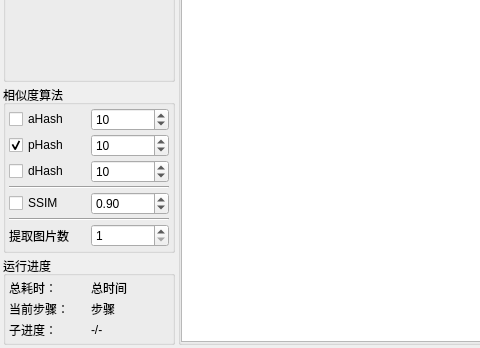
This is ui/ui_main.ui in PPJUST/ComicDup as Qt 5 draws it before an edit; both pictures show x 0 to 480 and y 187 to 535 of the 846 by 535 pixel window. The edited form follows.
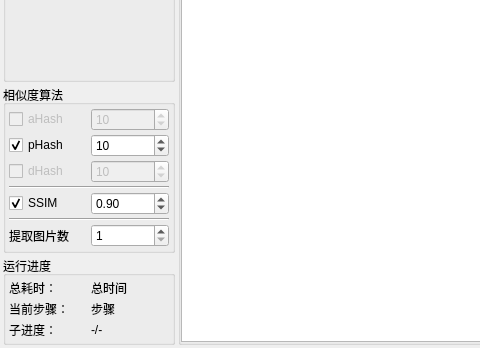
This is the edited form.

```diff
--- a/ui/ui_main.ui
+++ b/ui/ui_main.ui
@@ -146,6 +146,9 @@
          </property>
          <item row="0" column="0">
           <widget class="QCheckBox" name="checkBox_ahash">
+           <property name="enabled">
+            <bool>false</bool>
+           </property>
            <property name="toolTip">
             <string>&lt;html&gt;&lt;head/&gt;&lt;body&gt;&lt;p&gt;均值哈希，计算最快。&lt;/p&gt;&lt;p&gt;差值为5时基本可以认定为两张图片相同。&lt;/p&gt;&lt;/body&gt;&lt;/html&gt;</string>
            </property>
@@ -227,6 +230,9 @@
            <property name="text">
             <string>SSIM</string>
            </property>
+           <property name="checked">
+            <bool>true</bool>
+           </property>
           </widget>
          </item>
          <item row="6" column="0">
@@ -241,6 +247,9 @@
          </item>
          <item row="0" column="1">
           <widget class="QSpinBox" name="spinBox_threshold_ahash">
+           <property name="enabled">
+            <bool>false</bool>
+           </property>
            <property name="suffix">
             <string/>
            </property>
@@ -261,6 +270,9 @@
          </item>
          <item row="2" column="0">
           <widget class="QCheckBox" name="checkBox_dhash">
+           <property name="enabled">
+            <bool>false</bool>
+           </property>
            <property name="toolTip">
             <string>&lt;html&gt;&lt;head/&gt;&lt;body&gt;&lt;p&gt;差值哈希，计算较慢但更加准确。&lt;/p&gt;&lt;p&gt;差值为5时基本可以认定为两张图片相同。&lt;/p&gt;&lt;/body&gt;&lt;/html&gt;</string>
            </property>
@@ -274,6 +286,9 @@
          </item>
          <item row="2" column="1">
           <widget class="QSpinBox" name="spinBox_threshold_dhash">
+           <property name="enabled">
+            <bool>false</bool>
+           </property>
            <property name="maximum">
             <number>30</number>
            </property>
```
Left out of the diff: 3 changed lines with no effect on the pictures.
